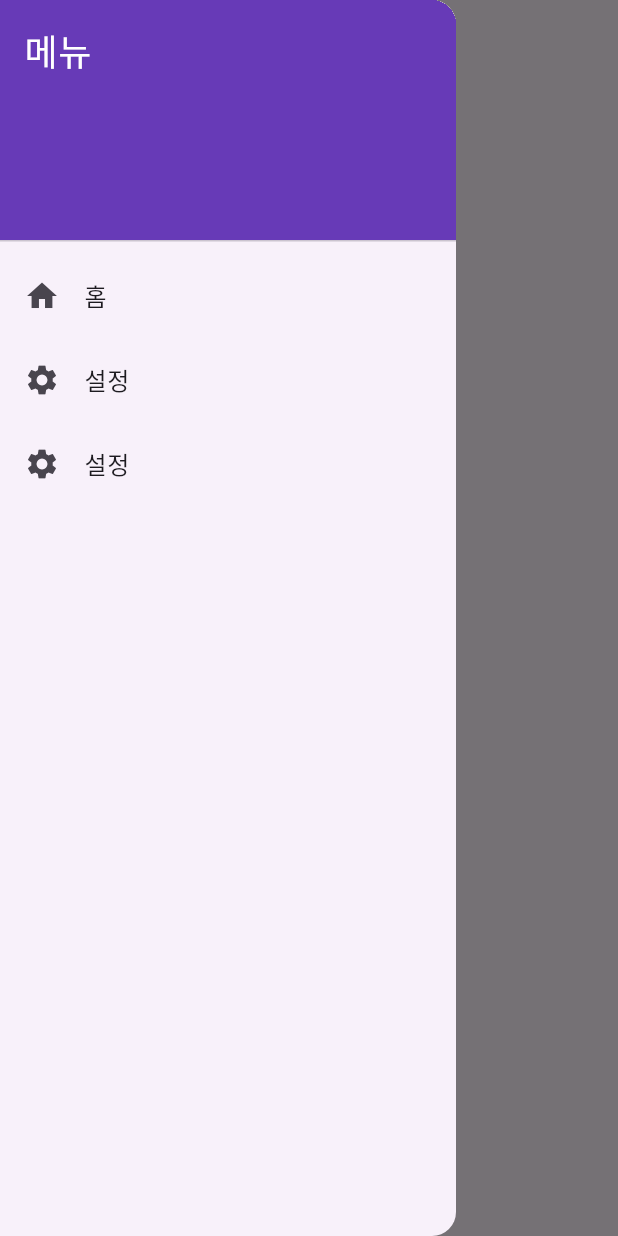
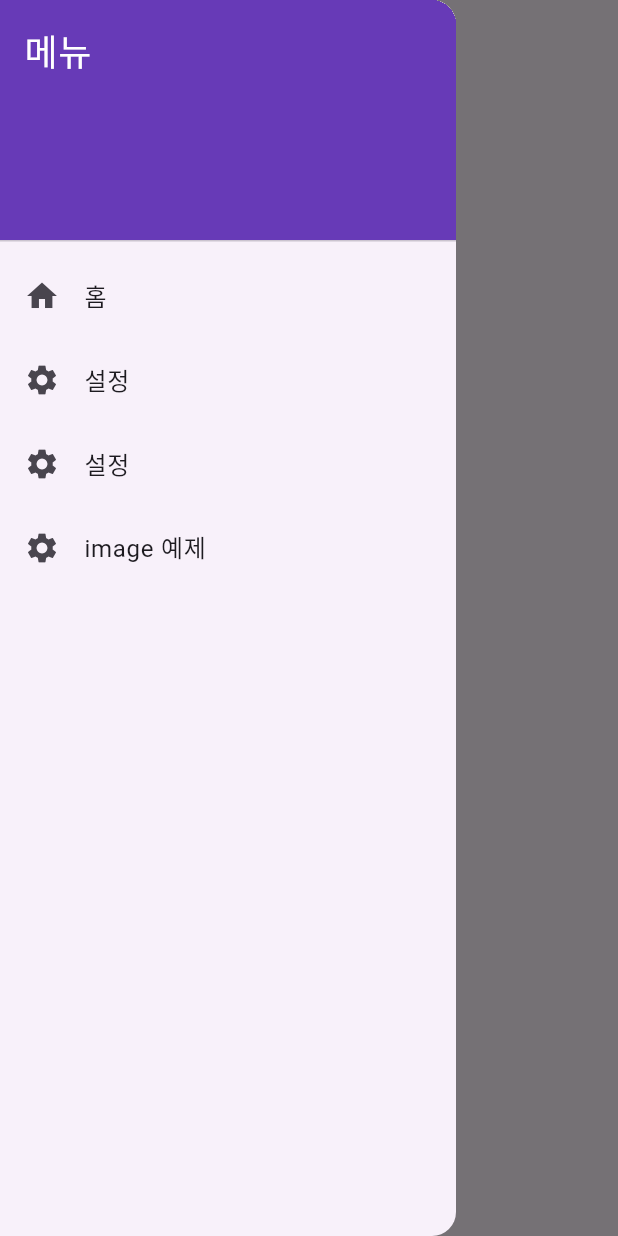
Before and after one commit to jun7054/chungju_fluter, a Flutter app: the SettingPage screen opened by its route, with the side drawer open, on a phone screen of 412 x 824 dp. Run offline on Flutter 3.47's test engine with Material 3 defaults, Android fonts, the phone set to English and light mode, and no system bars; network calls fail.

Commit message:
송하영

```diff
--- a/lib/drawer.dart
+++ b/lib/drawer.dart
@@ -47,6 +47,15 @@ class MyDrawer extends StatelessWidget {
                     context, "/flex"
                 );
               }
+          ),
+          ListTile(
+              leading: const Icon(Icons.settings),
+              title: const Text('image 예제'),
+              onTap: () {
+                Navigator.pushNamed(
+                    context, "/image"
+                );
+              }
           )
         ],
       ),
--- a/lib/main.dart
+++ b/lib/main.dart
@@ -1,5 +1,6 @@
 import 'package:first/drawer.dart';
 import 'package:first/flex_page.dart';
+import 'package:first/image_page.dart';
 import 'package:first/setting_page_dart.dart';
 import 'package:flutter/material.dart';
 
@@ -23,6 +24,7 @@ class MyApp extends StatelessWidget {
         "/": (context) => const MyHomePage(),
         "/setting": (context) => const SettingPage(),
         "/flex": (context) => const FlexPage(),
+        "/image": (context) => const imagePage(),
       },
     );
   }
```
Also changed, not shown: lib/image_page.dart (added, +26 -0 lines).
